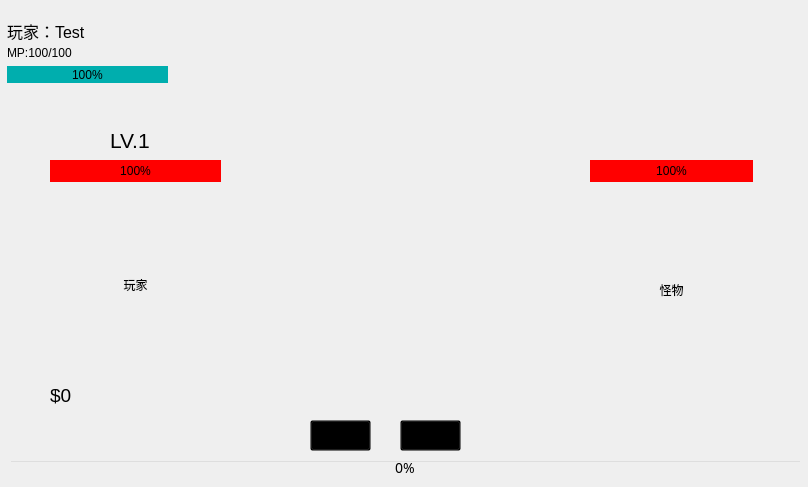
Above: ui_test_project.ui from jonny030/RPG before the change. Below: the same form after it.
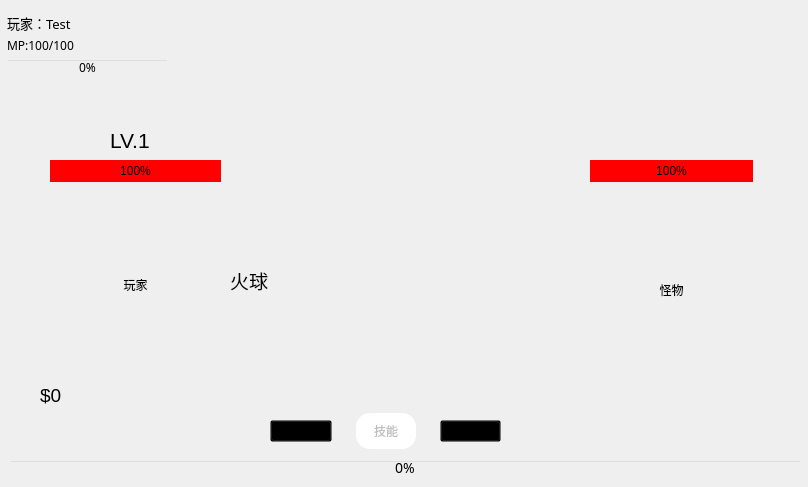
That is the form after the change. Icons and pictures are not drawn.

What changed in the file:
```diff
--- a/ui_test_project.ui
+++ b/ui_test_project.ui
@@ -51,7 +51,7 @@
       <x>0</x>
       <y>0</y>
       <width>781</width>
-      <height>106</height>
+      <height>91</height>
      </rect>
     </property>
     <layout class="QVBoxLayout" name="verticalLayout">
@@ -67,6 +67,18 @@
            <property name="enabled">
             <bool>true</bool>
            </property>
+           <property name="minimumSize">
+            <size>
+             <width>200</width>
+             <height>68</height>
+            </size>
+           </property>
+           <property name="maximumSize">
+            <size>
+             <width>16777215</width>
+             <height>88</height>
+            </size>
+           </property>
            <property name="styleSheet">
             <string notr="true">background-image: url(:/assets/images/profile.png);
 background-size:100% 100%;
@@ -107,6 +119,18 @@
          </item>
          <item>
           <widget class="QPushButton" name="shopButton">
+           <property name="minimumSize">
+            <size>
+             <width>80</width>
+             <height>21</height>
+            </size>
+           </property>
+           <property name="maximumSize">
+            <size>
+             <width>16777215</width>
+             <height>80</height>
+            </size>
+           </property>
            <property name="cursor">
             <cursorShape>ArrowCursor</cursorShape>
            </property>
@@ -135,6 +159,18 @@
          </item>
          <item>
           <widget class="QPushButton" name="back">
+           <property name="minimumSize">
+            <size>
+             <width>80</width>
+             <height>20</height>
+            </size>
+           </property>
+           <property name="maximumSize">
+            <size>
+             <width>16777215</width>
+             <height>80</height>
+            </size>
+           </property>
            <property name="styleSheet">
             <string notr="true">QPushButton{
 background-image: url(:/assets/images/btnbg.png);
@@ -160,6 +196,18 @@
          </item>
          <item>
           <widget class="QPushButton" name="settingButton">
+           <property name="minimumSize">
+            <size>
+             <width>80</width>
+             <height>20</height>
+            </size>
+           </property>
+           <property name="maximumSize">
+            <size>
+             <width>16777215</width>
+             <height>80</height>
+            </size>
+           </property>
            <property name="styleSheet">
             <string notr="true">QPushButton{
 background-image: url(:/assets/images/btnbg.png);
@@ -193,7 +241,7 @@
     <property name="geometry">
      <rect>
       <x>7</x>
-      <y>22</y>
+      <y>14</y>
       <width>161</width>
       <height>61</height>
      </rect>
@@ -201,9 +249,16 @@
     <layout class="QVBoxLayout" name="verticalLayout_2">
      <item>
       <widget class="QLabel" name="username">
+       <property name="maximumSize">
+        <size>
+         <width>16777215</width>
+         <height>28</height>
+        </size>
+       </property>
        <property name="font">
         <font>
-         <pointsize>12</pointsize>
+         <family>微軟正黑體</family>
+         <pointsize>10</pointsize>
         </font>
        </property>
        <property name="text">
@@ -215,14 +270,36 @@
       </widget>
      </item>
      <item>
-      <widget class="QLabel" name="status">
+      <widget class="QLabel" name="MpText">
+       <property name="maximumSize">
+        <size>
+         <width>16777215</width>
+         <height>16</height>
+        </size>
+       </property>
+       <property name="font">
+        <font>
+         <family>微軟正黑體</family>
+        </font>
+       </property>
        <property name="text">
         <string>MP:100/100</string>
        </property>
       </widget>
      </item>
      <item>
-      <widget class="QProgressBar" name="progressBar">
+      <widget class="QProgressBar" name="MpBar">
+       <property name="maximumSize">
+        <size>
+         <width>16777215</width>
+         <height>19</height>
+        </size>
+       </property>
+       <property name="font">
+        <font>
+         <family>微軟正黑體</family>
+        </font>
+       </property>
        <property name="styleSheet">
         <string notr="true">QProgressBar {
 	text-align:center;
@@ -234,7 +311,7 @@
 }</string>
        </property>
        <property name="value">
-        <number>100</number>
+        <number>0</number>
        </property>
       </widget>
      </item>
@@ -350,58 +427,6 @@
      <number>0</number>
     </property>
    </widget>
-   <widget class="QPushButton" name="startButton">
-    <property name="geometry">
-     <rect>
-      <x>310</x>
-      <y>420</y>
-      <width>61</width>
-      <height>31</height>
-     </rect>
-    </property>
-    <property name="autoFillBackground">
-     <bool>false</bool>
-    </property>
-    <property name="text">
-     <string/>
-    </property>
-    <property name="icon">
-     <iconset resource="images_list.qrc">
-      <normaloff>:/assets/images/play-button2.png</normaloff>:/assets/images/play-button2.png</iconset>
-    </property>
-    <property name="iconSize">
-     <size>
-      <width>20</width>
-      <height>20</height>
-     </size>
-    </property>
-   </widget>
-   <widget class="QPushButton" name="stopButton">
-    <property name="enabled">
-     <bool>false</bool>
-    </property>
-    <property name="geometry">
-     <rect>
-      <x>400</x>
-      <y>420</y>
-      <width>61</width>
-      <height>31</height>
-     </rect>
-    </property>
-    <property name="text">
-     <string/>
-    </property>
-    <property name="icon">
-     <iconset resource="images_list.qrc">
-      <normaloff>:/assets/images/stop2.png</normaloff>:/assets/images/stop2.png</iconset>
-    </property>
-    <property name="iconSize">
-     <size>
-      <width>25</width>
-      <height>25</height>
-     </size>
-    </property>
-   </widget>
    <widget class="QFrame" name="backpack_gui">
     <property name="geometry">
      <rect>
@@ -1589,7 +1614,7 @@
    <widget class="QLabel" name="money">
     <property name="geometry">
      <rect>
-      <x>50</x>
+      <x>40</x>
       <y>380</y>
       <width>701</width>
       <height>31</height>
@@ -1605,6 +1630,119 @@
      <string>$0</string>
     </property>
    </widget>
+   <widget class="QLabel" name="skills">
+    <property name="geometry">
+     <rect>
+      <x>230</x>
+      <y>260</y>
+      <width>71</width>
+      <height>41</height>
+     </rect>
+    </property>
+    <property name="font">
+     <font>
+      <family>微軟正黑體</family>
+      <pointsize>14</pointsize>
+     </font>
+    </property>
+    <property name="text">
+     <string>火球</string>
+    </property>
+   </widget>
+   <widget class="QWidget" name="layoutWidget">
+    <property name="geometry">
+     <rect>
+      <x>270</x>
+      <y>410</y>
+      <width>231</width>
+      <height>42</height>
+     </rect>
+    </property>
+    <layout class="QHBoxLayout" name="horizontalLayout_8">
+     <item>
+      <widget class="QPushButton" name="startButton">
+       <property name="autoFillBackground">
+        <bool>false</bool>
+       </property>
+       <property name="text">
+        <string/>
+       </property>
+       <property name="icon">
+        <iconset resource="images_list.qrc">
+         <normaloff>:/assets/images/play-button2.png</normaloff>:/assets/images/play-button2.png</iconset>
+       </property>
+       <property name="iconSize">
+        <size>
+         <width>20</width>
+         <height>20</height>
+        </size>
+       </property>
+      </widget>
+     </item>
+     <item>
+      <widget class="QPushButton" name="skillsbtu">
+       <property name="enabled">
+        <bool>false</bool>
+       </property>
+       <property name="autoFillBackground">
+        <bool>false</bool>
+       </property>
+       <property name="styleSheet">
+        <string notr="true">QPushButton{
+	background-color: rgb(255, 255, 255);
+	padding:4px 16px;
+	margin:0px 16px;
+	border-radius:16px;
+	border:solid 3px black;
+	border-width:4px;
+	min-width:24px;
+	min-height:24px;
+}
+QPushButton:hover{
+	background:rgb(222, 222, 222);
+}</string>
+       </property>
+       <property name="text">
+        <string>技能</string>
+       </property>
+      </widget>
+     </item>
+     <item>
+      <widget class="QPushButton" name="stopButton">
+       <property name="enabled">
+        <bool>false</bool>
+       </property>
+       <property name="text">
+        <string/>
+       </property>
+       <property name="icon">
+        <iconset resource="images_list.qrc">
+         <normaloff>:/assets/images/stop2.png</normaloff>:/assets/images/stop2.png</iconset>
+       </property>
+       <property name="iconSize">
+        <size>
+         <width>25</width>
+         <height>25</height>
+        </size>
+       </property>
+      </widget>
+     </item>
+    </layout>
+   </widget>
+   <widget class="QLabel" name="monster_Collision">
+    <property name="geometry">
+     <rect>
+      <x>580</x>
+      <y>150</y>
+      <width>181</width>
+      <height>251</height>
+     </rect>
+    </property>
+    <property name="text">
+     <string/>
+    </property>
+   </widget>
+   <zorder>layoutWidget</zorder>
    <zorder>money</zorder>
    <zorder>level</zorder>
    <zorder>verticalLayoutWidget</zorder>
```
Left out of the diff: 60 changed lines with no effect on the pictures.
